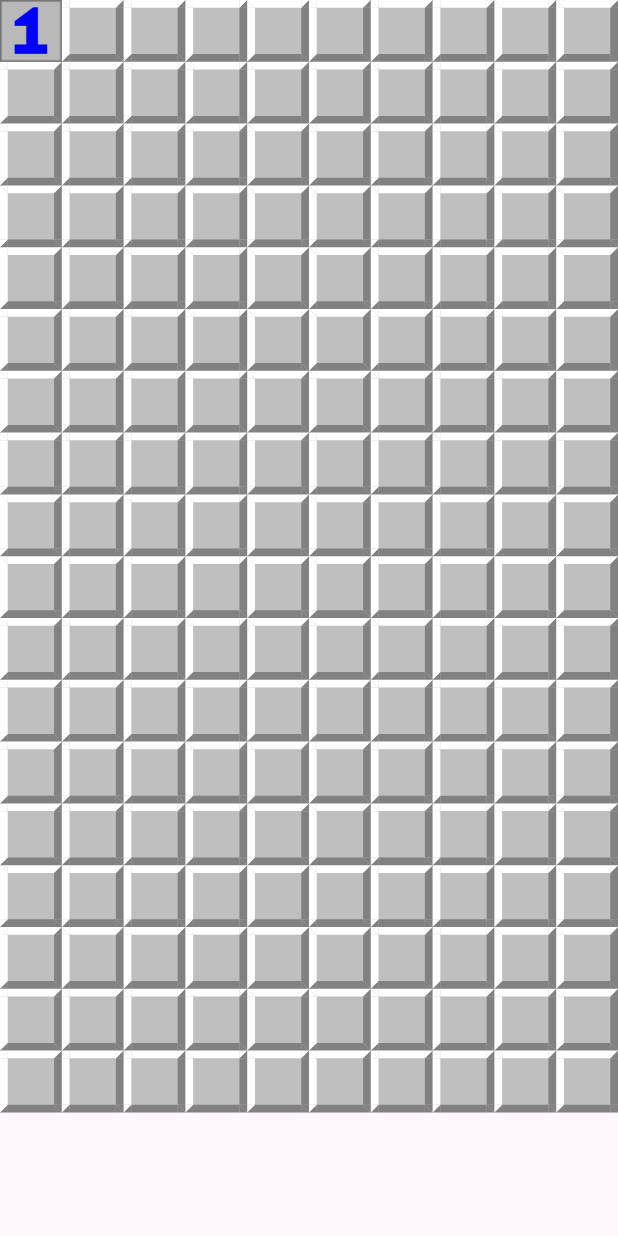
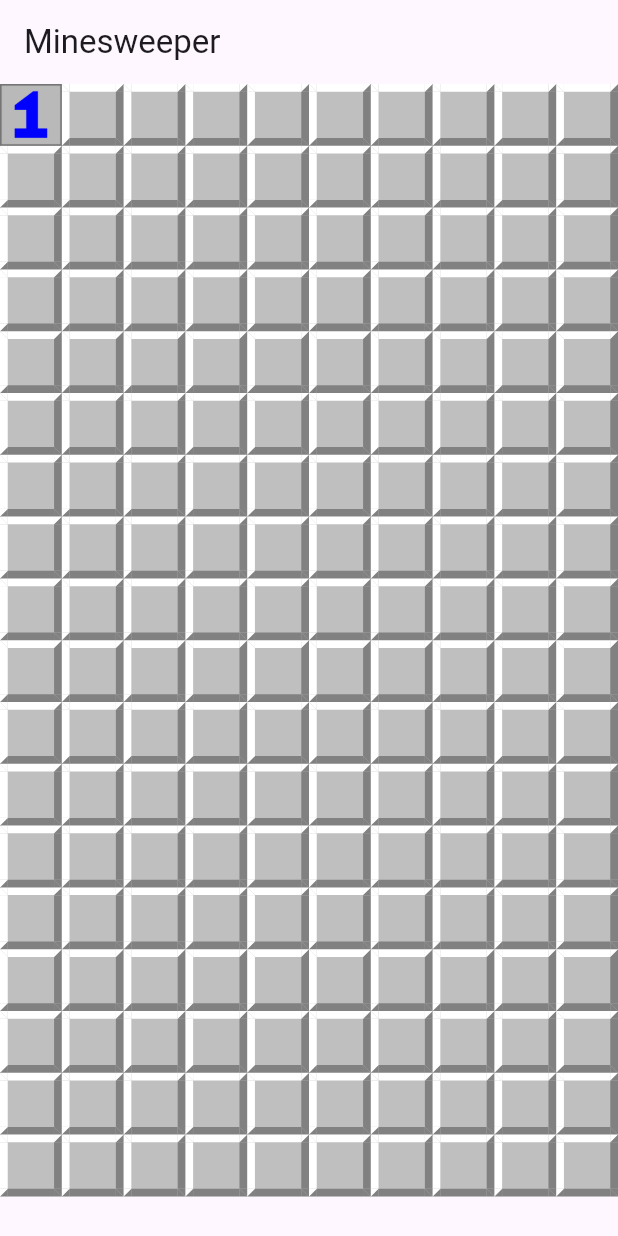
Before and after one commit to ParimSsme/mine_sweeper, a Flutter app: the screen it shows after launch, after a tap on an icon or button, on a phone screen of 412 x 824 dp. Run offline on Flutter 3.47's test engine with Material 3 defaults, Android fonts, the phone set to English and light mode, and no system bars; our stand-ins replace flutter_svg, get.

Commit message:
add flagged and game_state.dart

```diff
--- a/lib/core/assets/app_image_assets.dart
+++ b/lib/core/assets/app_image_assets.dart
@@ -11,4 +11,5 @@ class AppImageAssets {
   static const String seven = '$_basePath/7.jpg';
   static const String eight = '$_basePath/8.png';
   static const String bomb = '$_basePath/bomb.png';
+  static const String flag = '$_basePath/flag.png';
 }
--- /dev/null
+++ b/lib/domain/enums/game_state.dart
@@ -0,0 +1,5 @@
+enum GameState {
+  ongoing,
+  won,
+  lost,
+}
--- a/lib/main.dart
+++ b/lib/main.dart
@@ -14,7 +14,7 @@ class MyApp extends StatelessWidget {
   Widget build(BuildContext context) {
     return GetMaterialApp(
       initialBinding: GameBinding(),
-      home: const GamePage(),
+      home: GamePage(),
     );
   }
 }
--- a/lib/presentation/controllers/game_controller.dart
+++ b/lib/presentation/controllers/game_controller.dart
@@ -1,5 +1,6 @@
 import 'package:get/get.dart';
 import '../../data/models/board_square.dart';
+import '../../domain/enums/game_state.dart';
 import '../../domain/usecases/initialize_game.dart';
 
 class GameController extends GetxController {
@@ -9,11 +10,16 @@ class GameController extends GetxController {
 
   var board = <List<BoardSquare>>[].obs;
   var revealedSquares = <bool>[].obs;
+  var flaggedSquares = <bool>[].obs;
   var bombCount = 0.obs;
   var squaresLeft = 0.obs;
 
   int rowCount = 18;
   int columnCount = 10;
+
+  var gameState = GameState.ongoing.obs;
+
+  int flagsLeft = 0; // Track remaining flags
 
   @override
   void onInit() {
@@ -24,15 +30,37 @@ class GameController extends GetxController {
   void startNewGame() {
     board.value = initializeGame();
     revealedSquares.value = List.generate(rowCount * columnCount, (_) => false);
+    flaggedSquares.value = List.generate(rowCount * columnCount, (_) => false);
     bombCount.value = board.expand((row) => row).where((square) => square.hasBomb).length;
     squaresLeft.value = rowCount * columnCount;
+    flagsLeft = bombCount.value;
+  }
+
+
+  // Toggle flag on a cell
+  void toggleFlag(int position) {
+    // if (gameState.value != GameState.ongoing || revealedSquares[position]) return;
+
+    if (flaggedSquares[position]) {
+      flaggedSquares[position] = false;
+      flagsLeft++;
+    } else if (flagsLeft > 0) {
+      flaggedSquares[position] = true;
+      flagsLeft--;
+    }
+
+    update();
   }
 
   void handleTap(int position) {
+
+    if (gameState.value != GameState.ongoing) return; // Ignore taps if game is over
+
     int rowNumber = (position / columnCount).floor();
     int columnNumber = position % columnCount;
 
     if (board[rowNumber][columnNumber].hasBomb) {
+      revealedSquares[position] = true;
       handleGameOver();
       return;
     }
@@ -51,12 +79,14 @@ class GameController extends GetxController {
 
   void handleGameOver() {
     Get.snackbar("Game Over", "You stepped on a mine!");
-    startNewGame();
+    gameState.value = GameState.lost;
+    update();
   }
 
   void handleWin() {
     Get.snackbar("Congratulations", "You win!");
-    startNewGame();
+    gameState.value = GameState.won;
+    update();
   }
 
   // Recursive function to reveal adjacent squares
@@ -95,3 +125,115 @@ class GameController extends GetxController {
   }
 
 }
+
+
+// class GameController1 extends GetxController {
+//   final int rowCount = 18;
+//   final int columnCount = 10;
+//   late List<List<BoardSquare>> board;
+//   late List<bool> openedSquares;
+//
+//
+//   // Track the current state of the game
+//   //
+//
+//   @override
+//   void onInit() {
+//     super.onInit();
+//     _initializeGame();
+//   }
+//
+//   void _initializeGame() {
+//     // Initialize the board with empty squares
+//     board = List.generate(rowCount, (_) => List.generate(columnCount, (_) => BoardSquare()));
+//
+//     // Initialize openedSquares and flaggedSquares lists
+//     openedSquares = List.generate(rowCount * columnCount, (_) => false);
+//
+//
+//     // Reset counters
+//     bombCount = 10; // Or however many bombs you want to add
+//     squaresLeft = rowCount * columnCount - bombCount;
+//
+//
+//     // Set the game state to ongoing
+//     gameState.value = GameState.ongoing;
+//
+//     // Place bombs and calculate adjacent bomb counts
+//     // _placeBombs();
+//     // _calculateAdjacentBombCounts();
+//   }
+//
+//   // Handle cell tap
+//   void handleTap(int position) {
+//
+//
+//     int row = position ~/ columnCount;
+//     int col = position % columnCount;
+//
+//     if (board[row][col].hasBomb) {
+//       _handleGameOver();
+//     } else if (board[row][col].bombsAround == 0) {
+//       _revealAdjacent(row, col); // Reveal adjacent cells recursively
+//     } else {
+//       openedSquares[position] = true;
+//       squaresLeft--;
+//       _checkWinCondition();
+//     }
+//
+//     update();
+//   }
+//
+//
+//
+//   // Check if all non-bomb squares have been opened
+//   void _checkWinCondition() {
+//     if (squaresLeft <= bombCount) {
+//       _handleWin();
+//     }
+//   }
+//
+//   // Handle game loss
+//   void _handleGameOver() {
+//     gameState.value = GameState.lost;
+//     update();
+//     // Display "Game Over" dialog or message
+//   }
+//
+//   // Handle game win
+//   void _handleWin() {
+//
+//     // Display "You Win" dialog or message
+//   }
+//
+//   // Reveal adjacent cells recursively
+//   void _revealAdjacent(int row, int col) {
+//     int position = row * columnCount + col;
+//     openedSquares[position] = true;
+//     squaresLeft--;
+//
+//     if (board[row][col].bombsAround == 0) {
+//       // Reveal adjacent cells if no bombs around
+//       for (var (adjRow, adjCol) in _getAdjacentCells(row, col)) {
+//         int adjPosition = adjRow * columnCount + adjCol;
+//         if (!openedSquares[adjPosition] && !board[adjRow][adjCol].hasBomb) {
+//           _revealAdjacent(adjRow, adjCol);
+//         }
+//       }
+//     }
+//
+//     _checkWinCondition(); // Check if game has been won
+//   }
+//
+//   List<(int, int)> _getAdjacentCells(int row, int col) {
+//     final adjacentCells = <(int, int)>[];
+//     for (int r = row - 1; r <= row + 1; r++) {
+//       for (int c = col - 1; c <= col + 1; c++) {
+//         if (r >= 0 && r < rowCount && c >= 0 && c < columnCount && !(r == row && c == col)) {
+//           adjacentCells.add((r, c));
+//         }
+//       }
+//     }
+//     return adjacentCells;
+//   }
+// }
--- a/lib/presentation/pages/game_page.dart
+++ b/lib/presentation/pages/game_page.dart
@@ -4,32 +4,43 @@ import 'package:get/get.dart';
 import 'package:mine_sweeper/core/assets/app_image_assets.dart';
 import 'package:mine_sweeper/core/assets/app_svg_assets.dart';
 import 'package:mine_sweeper/presentation/widgets/number_tile.dart';
+import '../../domain/enums/game_state.dart';
 import '../controllers/game_controller.dart';
 
 class GamePage extends StatelessWidget {
-  const GamePage({super.key});
-
   @override
   Widget build(BuildContext context) {
     final GameController controller = Get.find<GameController>();
 
     return Scaffold(
+      appBar: AppBar(
+        title: Obx(() {
+          switch (controller.gameState.value) {
+            case GameState.won:
+              return Text("You Win!");
+            case GameState.lost:
+              return Text("Game Over");
+            default:
+              return Text("Minesweeper");
+          }
+        }),
+      ),
       body: Column(
         children: [
           GridView.builder(
             shrinkWrap: true,
-            physics: const NeverScrollableScrollPhysics(),
+            physics: NeverScrollableScrollPhysics(),
             gridDelegate: SliverGridDelegateWithFixedCrossAxisCount(
               crossAxisCount: controller.columnCount,
             ),
             itemCount: controller.rowCount * controller.columnCount,
             itemBuilder: (context, position) {
-              // Obtain row and column numbers
               int row = position ~/ controller.columnCount;
               int col = position % controller.columnCount;
 
               return InkWell(
                 onTap: () => controller.handleTap(position),
+                onLongPress: () => controller.toggleFlag(position),
                 child: Container(
                   color: Colors.grey,
                   child: Obx(
@@ -37,6 +48,8 @@ class GamePage extends StatelessWidget {
                         ? controller.board[row][col].hasBomb
                             ? Image.asset(AppImageAssets.bomb)
                             : NumberTile(adjacentBombCount: controller.board[row][col].bombsAround)
+                        :  controller.flaggedSquares[position]
+                        ? Image.asset(AppImageAssets.flag)
                         : SvgPicture.asset(AppSvgAssets.unselectedBox),
                   ),
                 ),
```
Also changed, not shown: assets/images/flag.png (added).
